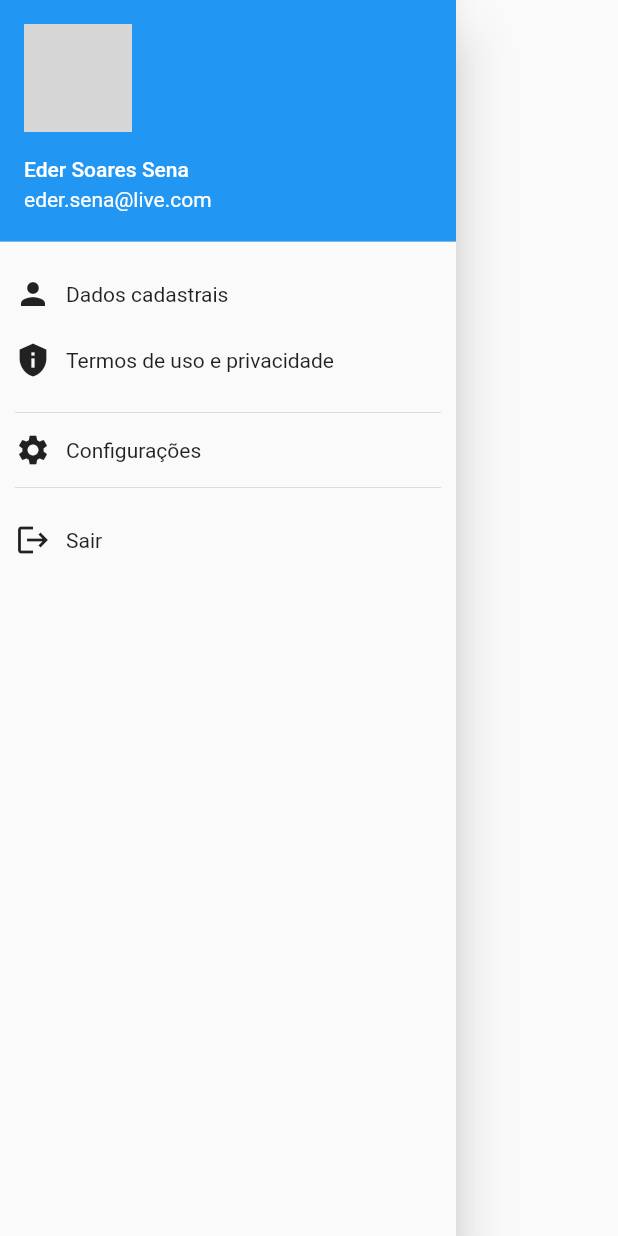
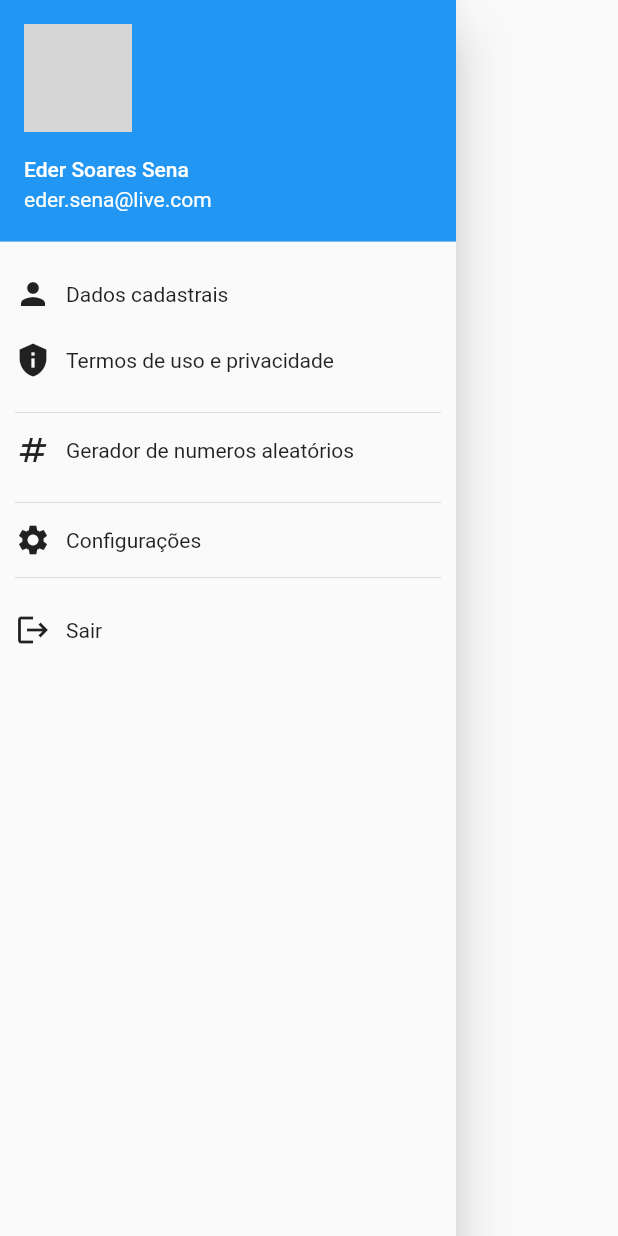
Before and after one commit to ederusena/FlutterSharedPreferences, a Flutter app: the CustomDrawer widget shown alone on an empty page, opened directly, on a phone screen of 412 x 824 dp. Run offline on Flutter 3.47's test engine with Material 2 defaults, Android fonts, the phone set to English and light mode, and no system bars; our stand-ins replace google_fonts, shared_preferences; accounts and stored records are empty; network calls fail; grey boxes are pictures that could not be loaded.

```diff
--- a/lib/shared/widget/custom_drawer.dart
+++ b/lib/shared/widget/custom_drawer.dart
@@ -1,6 +1,7 @@
 import 'package:flutter/material.dart';
 import 'package:trilhapp/pages/dados_cadastrais.dart';
 import 'package:trilhapp/pages/login_page.dart';
+import 'package:trilhapp/pages/numeros_aleatorios.dart';
 
 class CustomDrawer extends StatelessWidget {
   const CustomDrawer({super.key});
@@ -108,6 +109,27 @@ class CustomDrawer extends StatelessWidget {
                 const SizedBox(height: 10),
                 const Divider(),
                 InkWell(
+                    child: Container(
+                        padding: const EdgeInsets.symmetric(vertical: 5),
+                        width: double.infinity,
+                        child: const Row(
+                          children: [
+                            Icon(Icons.numbers),
+                            SizedBox(width: 10),
+                            Text("Gerador de numeros aleatórios"),
+                          ],
+                        )),
+                    onTap: () => {
+                          Navigator.pop(context, 'OK'),
+                          Navigator.push(
+                              context,
+                              MaterialPageRoute(
+                                  builder: (BuildContext bc) =>
+                                      const NumerosAleatoriosPage()))
+                        }),
+                const SizedBox(height: 10),
+                const Divider(),
+                InkWell(
                   child: Container(
                       padding: const EdgeInsets.symmetric(vertical: 5),
                       width: double.infinity,
```
Also changed, not shown: lib/pages/numeros_aleatorios.dart (added, +70 -0 lines), image-3.png (added), image-4.png (added), image-5.png (added), image-6.png (added), 1 other file.
